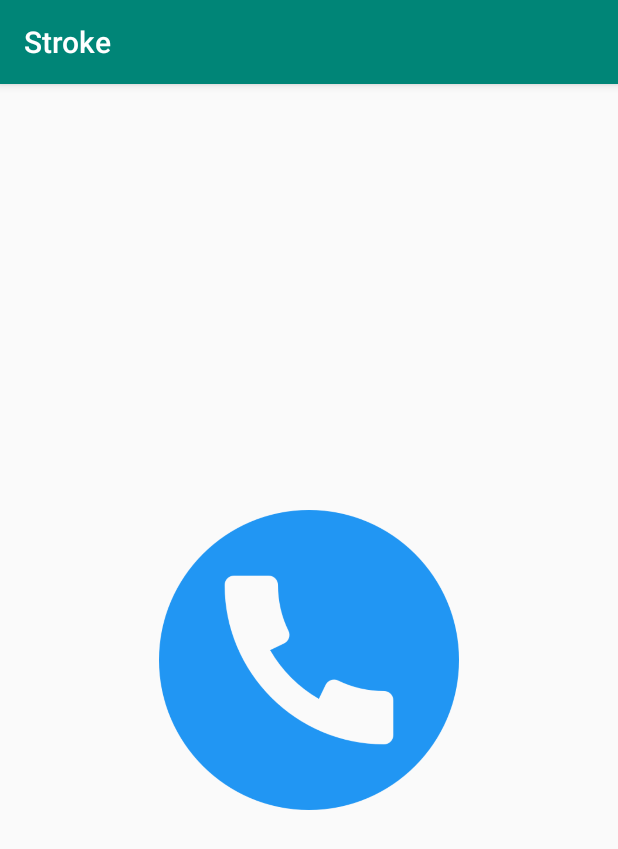
After one commit to ravariurares/stroke, an Android app: the CallActivity screen opened directly, with no data from a screen before it, on a phone screen of 412 x 824 dp. The commit adds this screen. Shown: the top 849 px of the screen. Run offline under Robolectric (Android 15) with nearby library versions, the phone set to English and light mode, and no system bars.

Commit message:
added callActivity

```diff
--- a/Stroke/app/build.gradle
+++ b/Stroke/app/build.gradle
@@ -42,5 +42,5 @@ dependencies {
 
 
     implementation 'com.github.AppIntro:AppIntro:4.2.3'
-    implementation'com.google.android.gms:play-services-location:17.0.0'
+    implementation 'com.google.android.gms:play-services-location:17.0.0'
 }
--- /dev/null
+++ b/Stroke/app/src/main/java/com/example/stroke/ui/CallActivity.kt
@@ -0,0 +1,41 @@
+package com.example.stroke.ui
+
+import android.annotation.SuppressLint
+import android.content.Intent
+import android.net.Uri
+import androidx.appcompat.app.AppCompatActivity
+import android.os.Bundle
+import android.os.Handler
+import com.example.stroke.R
+import kotlinx.android.synthetic.main.activity_call.*
+
+class CallActivity : AppCompatActivity() {
+
+    @SuppressLint("MissingPermission")
+    override fun onCreate(savedInstanceState: Bundle?) {
+        super.onCreate(savedInstanceState)
+        setContentView(R.layout.activity_call)
+
+
+        Handler().postDelayed({
+                val intent = Intent(Intent.ACTION_CALL, Uri.parse("tel:" + "0752415001"))
+                startActivity(intent)
+            },
+            5000 // value in milliseconds
+        )
+
+        btn_call_Now.setOnClickListener {
+            val intent = Intent(Intent.ACTION_CALL, Uri.parse("tel:" + "0752415001"))
+            startActivity(intent)
+
+            startActivity(Intent(this, MapsActivity::class.java))
+        }
+    }
+
+    override fun onRestart() {
+        super.onRestart()
+
+        startActivity(Intent(this, MapsActivity::class.java)) // This method will be executed once the timer is over
+        finish()
+    }
+}
--- /dev/null
+++ b/Stroke/app/src/main/res/layout/activity_call.xml
@@ -0,0 +1,20 @@
+<?xml version="1.0" encoding="utf-8"?>
+<androidx.constraintlayout.widget.ConstraintLayout xmlns:android="http://schemas.android.com/apk/res/android"
+    xmlns:app="http://schemas.android.com/apk/res-auto"
+    xmlns:tools="http://schemas.android.com/tools"
+    android:layout_width="match_parent"
+    android:layout_height="match_parent"
+    tools:context=".ui.CallActivity">
+
+    <ImageView
+        android:id="@+id/btn_call_Now"
+        android:layout_width="300dp"
+        android:layout_height="200dp"
+        android:src="@drawable/call"
+        app:layout_constraintTop_toTopOf="parent"
+        app:layout_constraintStart_toStartOf="parent"
+        app:layout_constraintEnd_toEndOf="parent"
+        app:layout_constraintBottom_toBottomOf="parent">
+    </ImageView>
+
+</androidx.constraintlayout.widget.ConstraintLayout>
--- a/Stroke/app/src/main/res/layout/fragment_intro_fragment6.xml
+++ b/Stroke/app/src/main/res/layout/fragment_intro_fragment6.xml
@@ -35,7 +35,7 @@
             android:layout_height="wrap_content"
             android:gravity="center"
             android:padding="20dp"
-            android:text="Deficit motoriu"/>
+            android:text="Daca ai senzatia ca se invart lucrurile in jurul tau, de instabilitate cadn stai in picioare "/>
     </LinearLayout>
 
     <LinearLayout
--- a/Stroke/app/src/main/res/layout/fragment_intro_fragment7.xml
+++ b/Stroke/app/src/main/res/layout/fragment_intro_fragment7.xml
@@ -35,7 +35,7 @@
         android:layout_height="wrap_content"
         android:gravity="center"
         android:padding="20dp"
-        android:text="Deficit motoriu"/>
+        android:text="Daca ai o durere de cap puternica, greata, varsaturi, devieri la mers"/>
     </LinearLayout>
 
     <LinearLayout
```
Also changed, not shown: Stroke/app/src/main/AndroidManifest.xml (+4 -3 lines), Stroke/app/src/main/java/com/example/stroke/ui/MotionActivity.kt (+7 -3 lines), Stroke/app/src/main/java/com/example/stroke/ui/home/HomeFragment.kt (+4 -3 lines), Stroke/app/src/main/res/layout/activity_motion.xml (+14 -1 lines), Stroke/app/src/main/res/layout/fragment_home.xml (+37 -12 lines), Stroke/app/src/main/res/drawable-v21/call.png (added), Stroke/app/src/main/res/drawable-v21/face.png (added), Stroke/app/src/main/res/drawable-v21/like.png (added), Stroke/app/src/main/res/drawable-v21/motion_sensor.png (added), Stroke/app/src/main/res/drawable-v21/question.png (added).
